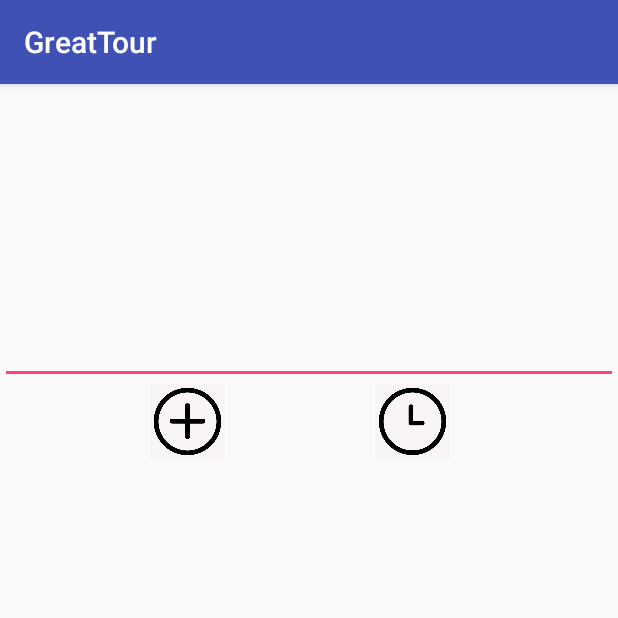
After one commit to davidksy/GreatTour, an Android app: the ReviewActivity screen opened directly, with no data from a screen before it, on a phone screen of 412 x 824 dp, the top half of it. The commit adds this screen. Run offline under Robolectric (Android 15) with nearby library versions, the phone set to English and light mode, and no system bars.

```diff
--- a/app/src/main/java/com/example/a60047506/greattour/DonActivity.java
+++ b/app/src/main/java/com/example/a60047506/greattour/DonActivity.java
@@ -13,6 +13,7 @@ import android.util.Log;
 import android.view.LayoutInflater;
 import android.view.View;
 import android.widget.Button;
+import android.widget.EditText;
 import android.widget.TextView;
 
 import com.naver.speech.clientapi.SpeechRecognitionResult;
@@ -25,7 +26,7 @@ public class DonActivity extends AppCompatActivity {
     private static final String TAG = MainActivity.class.getSimpleName();
     private static final String CLIENT_ID = "T9kMIFxpZgqlsq39gWqY"; // "내 애플리케이션"에서 Client ID를 확인해서 이곳에 적어주세요./ private RecognitionHandler handler;
     private NaverRecognizer naverRecognizer;
-    private TextView txtResult;
+    private EditText txtResult;
     private Button btnStart;
     private String mResult;
     private AudioWriterPCM writer;
@@ -97,7 +98,8 @@ public class DonActivity extends AppCompatActivity {
         super.onCreate(savedInstanceState);
         setContentView(R.layout.activity_don);
 
-        txtResult = (TextView) findViewById(R.id.detail_info_txt);
+        //txtResult = (TextView) findViewById(R.id.detail_info_txt);
+        txtResult = (EditText) findViewById(R.id.detail_info_edit);
         btnStart = (Button) findViewById(R.id.saydetail);
 
         handler = new RecognitionHandler(this);
--- a/app/src/main/res/layout/activity_don.xml
+++ b/app/src/main/res/layout/activity_don.xml
@@ -51,8 +51,8 @@
         android:layout_height="50dp"
         android:orientation="horizontal">
 
-        <TextView
-            android:id="@+id/detail_info_txt"
+        <EditText
+            android:id="@+id/detail_info_edit"
             android:layout_width="match_parent"
             android:text ="버튼을 눌러 자세한 정보를 말해보세요"
             android:layout_height="50dp"
--- /dev/null
+++ b/app/src/main/res/layout/activity_review.xml
@@ -0,0 +1,45 @@
+<?xml version="1.0" encoding="utf-8"?>
+<LinearLayout xmlns:android="http://schemas.android.com/apk/res/android"
+    xmlns:app="http://schemas.android.com/apk/res-auto"
+    xmlns:tools="http://schemas.android.com/tools"
+    android:orientation="vertical"
+    android:layout_width="match_parent"
+    android:layout_height="match_parent"
+    tools:context="com.example.a60047506.greattour.SharescheduleActivity">
+
+    <EditText
+        android:layout_width="match_parent"
+        android:layout_height="200dp"
+        android:id="@+id/review_text" />
+
+    <LinearLayout android:orientation="horizontal" android:layout_height="0dp"
+        android:layout_width="match_parent" android:layout_weight="0.1"
+        android:layout_gravity="right">
+
+        <ImageButton
+            android:id="@+id/add_review"
+            android:layout_width="50dp"
+            android:layout_height="50dp"
+            android:scaleType="fitXY"
+            android:onClick="onBtnReview"
+            android:src="@drawable/add"
+            android:layout_gravity="right"
+            android:layout_marginLeft="100dp"
+            android:background="#f9f5f5"/>
+
+        <ImageButton
+            android:id="@+id/add_schedule"
+            android:layout_width="50dp"
+            android:scaleType="fitXY"
+            android:layout_height="50dp"
+            android:src="@drawable/clock"
+            android:onClick="onBtnAdd"
+            android:layout_marginLeft="100dp"
+
+            android:background="#f9f5f5"
+            />
+
+    </LinearLayout>
+
+
+</LinearLayout>
```
Also changed, not shown: app/src/main/AndroidManifest.xml (+7 -4 lines), app/src/main/java/com/example/a60047506/greattour/ReviewActivity.java (added, +214 -0 lines), app/src/main/java/com/example/a60047506/greattour/SharescheduleActivity.java (+60 -117 lines), app/src/main/res/layout/activity_shareschedule.xml (+11 -2 lines).
